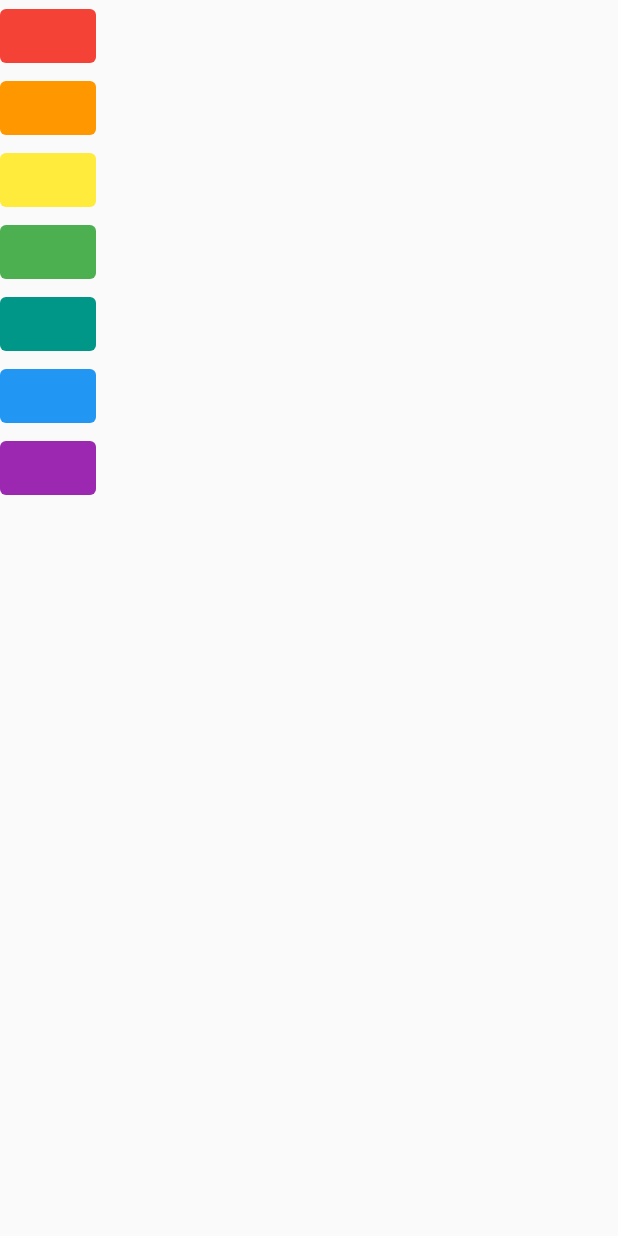
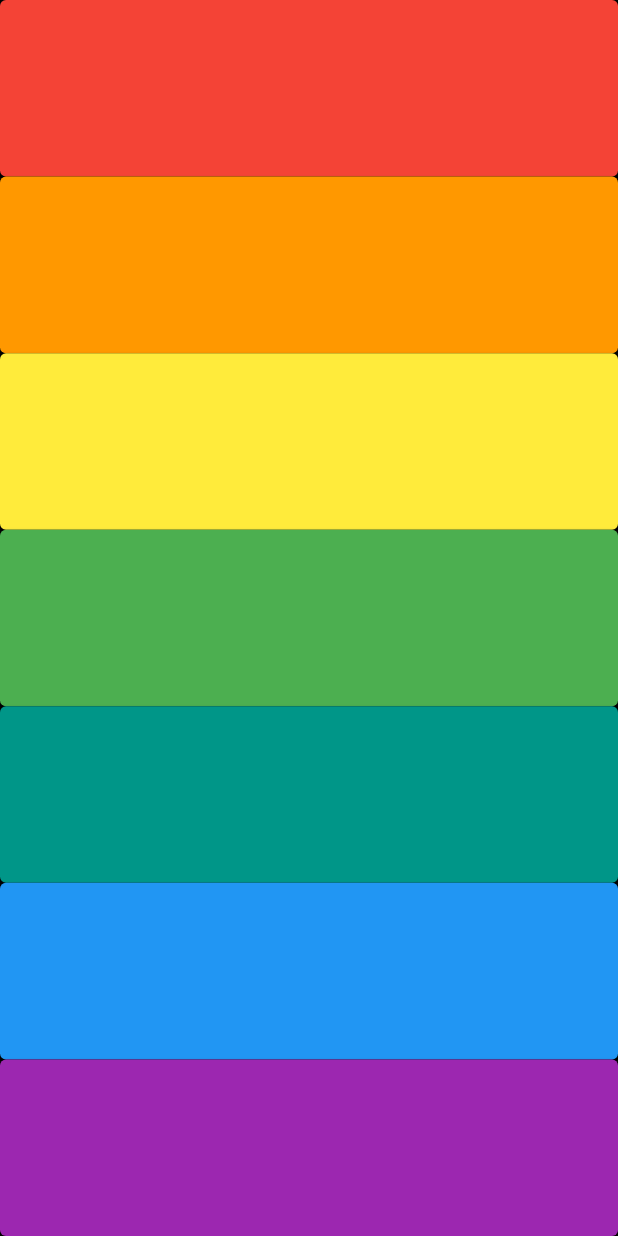
Before and after one commit to EDD-3/xylophone_app_practice, a Flutter app: the screen it shows after launch, on a phone screen of 412 x 824 dp. Run offline on Flutter 3.47's test engine with Material 2 defaults, Android fonts, the light colour scheme and no system bars; our stand-ins replace audioplayers.

Commit message:
Finished lesson

```diff
--- a/lib/main.dart
+++ b/lib/main.dart
@@ -19,8 +19,11 @@ class XylophoneApp extends StatelessWidget {
   Widget build(BuildContext context) {
     return MaterialApp(
       home: Scaffold(
+        backgroundColor: Colors.black,
         body: SafeArea(
           child: Column(
+            crossAxisAlignment: CrossAxisAlignment.stretch,
+            mainAxisAlignment: MainAxisAlignment.spaceBetween,
             children: <Widget>[
               for (int i = 0; i < keyColors.length; i++)
                 XyloPhoneButton(
@@ -48,12 +51,14 @@ class XyloPhoneButton extends StatelessWidget {
       {super.key, required this.note, required this.keyColor});
   @override
   Widget build(BuildContext context) {
-    return TextButton(
-      child: Text(''),
-      style: TextButton.styleFrom(backgroundColor: keyColor),
-      onPressed: () {
-        playSound(note);
-      },
+    return Expanded(
+      child: ElevatedButton(
+        style: TextButton.styleFrom(backgroundColor: keyColor),
+        onPressed: () {
+          playSound(note);
+        },
+        child: const SizedBox(),
+      ),
     );
   }
 }
```
